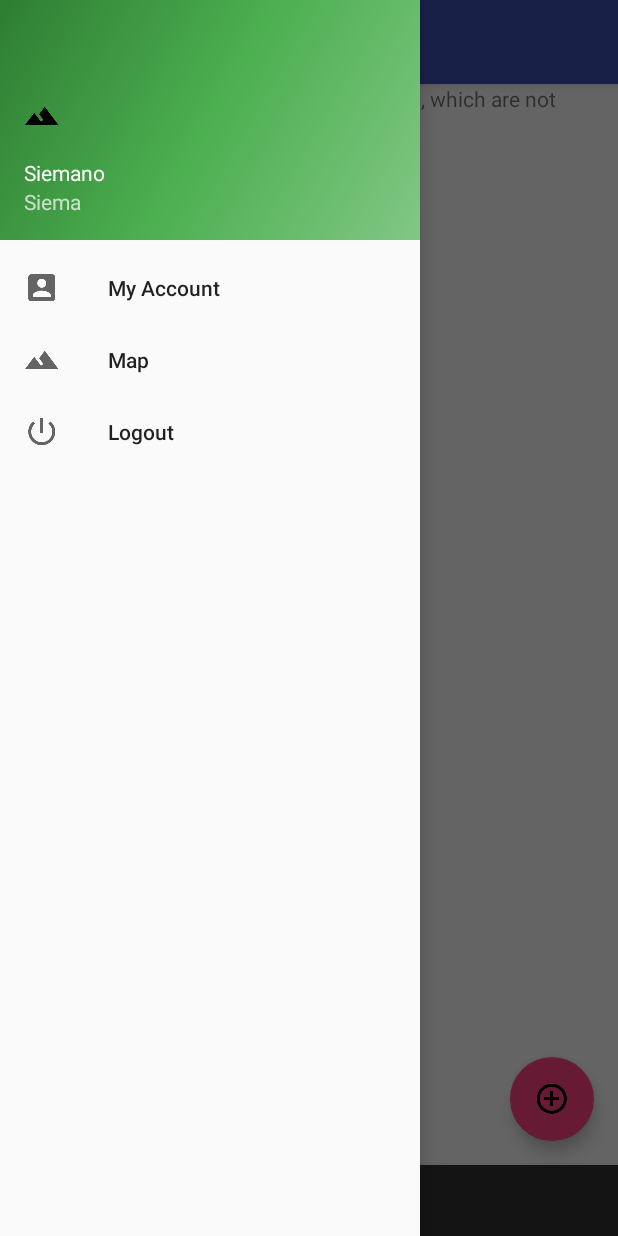
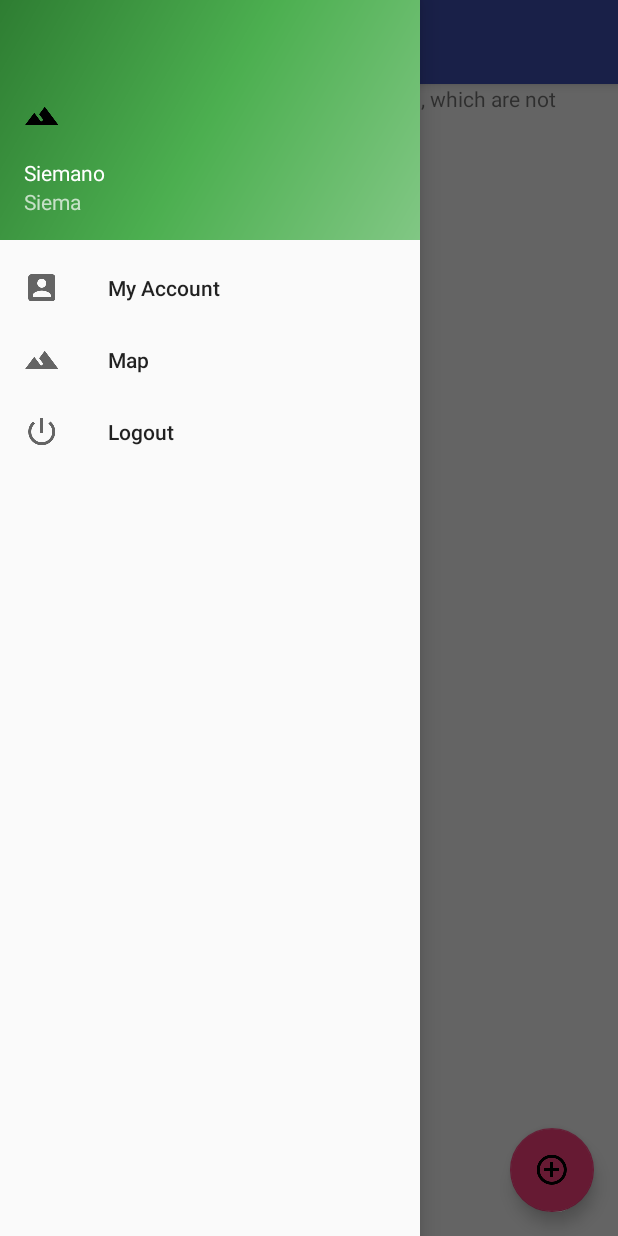
Before and after one commit to szymongor/Mapki, an Android app: the fragment GmapFragment placed in its activity, after a tap on "Open navigation drawer", on a phone screen of 412 x 824 dp. Run offline under Robolectric (Android 15) with nearby library versions, the phone set to English and light mode, and no system bars; 1 other tap on this screen came first.

Commit message:
Adding marker on current location

```diff
--- a/app/src/main/java/com/example/karolinaszymon/mapki/GmapFragment.java
+++ b/app/src/main/java/com/example/karolinaszymon/mapki/GmapFragment.java
@@ -1,17 +1,29 @@
 package com.example.karolinaszymon.mapki;
 
 import android.*;
+import android.annotation.TargetApi;
+import android.content.Context;
 import android.content.pm.PackageManager;
+import android.location.Location;
 import android.os.Build;
 import android.os.Bundle;
+import android.support.annotation.NonNull;
 import android.support.annotation.Nullable;
 import android.app.Fragment;
 import android.support.annotation.RequiresApi;
+import android.support.design.widget.FloatingActionButton;
+import android.support.design.widget.Snackbar;
 import android.support.v4.app.ActivityCompat;
+import android.util.Log;
 import android.view.LayoutInflater;
 import android.view.View;
 import android.view.ViewGroup;
 
+import com.google.android.gms.common.ConnectionResult;
+import com.google.android.gms.common.api.GoogleApiClient;
+import com.google.android.gms.location.LocationListener;
+import com.google.android.gms.location.LocationRequest;
+import com.google.android.gms.location.LocationServices;
 import com.google.android.gms.maps.CameraUpdateFactory;
 import com.google.android.gms.maps.GoogleMap;
 import com.google.android.gms.maps.MapFragment;
@@ -21,25 +33,63 @@ import com.google.android.gms.maps.model.MarkerOptions;
 
 import java.util.Map;
 
-public class GmapFragment extends Fragment implements OnMapReadyCallback{
+public class GmapFragment extends Fragment implements OnMapReadyCallback, GoogleApiClient.ConnectionCallbacks, GoogleApiClient.OnConnectionFailedListener, LocationListener {
 
     private GoogleMap mMap;
     private final static int PERMISSION_FINE_LOCATION = 101;
+    Double myLatitude = null;
+    Double myLongitude = null;
+    private GoogleApiClient googleApiClient;
+    private LocationRequest locationRequest;
+    protected static String TAG = "GmapFragment";
+
 
     @Nullable
     @Override
     public View onCreateView(LayoutInflater inflater, @Nullable ViewGroup container, @Nullable Bundle savedInstanceState) {
-        return inflater.inflate(R.layout.fragment_gmap,container,false);
+        return inflater.inflate(R.layout.fragment_gmap, container, false);
     }
 
+    @TargetApi(Build.VERSION_CODES.M)
     @RequiresApi(api = Build.VERSION_CODES.JELLY_BEAN_MR1)
     @Override
     public void onViewCreated(View view, @Nullable Bundle savedInstanceState) {
         super.onViewCreated(view, savedInstanceState);
-        MapFragment mapFragment = (MapFragment)getChildFragmentManager().findFragmentById(R.id.map);
+        MapFragment mapFragment = (MapFragment) getChildFragmentManager().findFragmentById(R.id.map);
 
         mapFragment.getMapAsync(this);
+        initClients();
+        initUI();
 
+
+    }
+
+    private void initUI() {
+        FloatingActionButton fab = (FloatingActionButton) getView().findViewById(R.id.fab);
+        fab.setOnClickListener(new View.OnClickListener() {
+            @Override
+            public void onClick(View view) {
+                LatLng sydney = new LatLng(myLatitude, myLongitude);
+                mMap.addMarker(new MarkerOptions().position(sydney).title("Jestem gotowy by jeść!"));
+                mMap.moveCamera(CameraUpdateFactory.newLatLng(sydney));
+                /*Snackbar.make(view, "Replace with your own action", Snackbar.LENGTH_LONG)
+                        .setAction("Action", null).show();*/
+            }
+        });
+    }
+
+    @RequiresApi(api = Build.VERSION_CODES.M)
+    private void initClients() {
+        googleApiClient = new GoogleApiClient.Builder(this.getContext())
+                .addApi(LocationServices.API)
+                .addConnectionCallbacks(this)
+                .addOnConnectionFailedListener(this)
+                .build();
+
+        locationRequest = new LocationRequest();
+        locationRequest.setInterval(15 * 1000);
+        locationRequest.setFastestInterval(5 * 1000);
+        locationRequest.setPriority(LocationRequest.PRIORITY_BALANCED_POWER_ACCURACY);
     }
 
     @RequiresApi(api = Build.VERSION_CODES.M)
@@ -47,10 +97,6 @@ public class GmapFragment extends Fragment implements OnMapReadyCallback{
     public void onMapReady(GoogleMap googleMap) {
         mMap = googleMap;
 
-        // Add a marker in Sydney and move the camera
-        LatLng sydney = new LatLng(-34, 151);
-        mMap.addMarker(new MarkerOptions().position(sydney).title("Marker in Sydney"));
-        mMap.moveCamera(CameraUpdateFactory.newLatLng(sydney));
         if (ActivityCompat.checkSelfPermission(getContext(), android.Manifest.permission.ACCESS_FINE_LOCATION) == PackageManager.PERMISSION_GRANTED) {
             mMap.setMyLocationEnabled(true);
         } else {
@@ -61,4 +107,62 @@ public class GmapFragment extends Fragment implements OnMapReadyCallback{
     }
 
 
+    @RequiresApi(api = Build.VERSION_CODES.M)
+    @Override
+    public void onConnected(@Nullable Bundle bundle) {
+        requestLocationUpdates();
+    }
+
+    @RequiresApi(api = Build.VERSION_CODES.M)
+    private void requestLocationUpdates() {
+        if (ActivityCompat.checkSelfPermission(this.getContext(), android.Manifest.permission.ACCESS_FINE_LOCATION) == PackageManager.PERMISSION_GRANTED ) {
+            LocationServices.FusedLocationApi.requestLocationUpdates(googleApiClient, locationRequest, this);
+        }
+
+    }
+
+    @Override
+    public void onConnectionSuspended(int i) {
+        Log.i(TAG,"Connectrion suspended");
+    }
+
+    @Override
+    public void onConnectionFailed(@NonNull ConnectionResult connectionResult) {
+        Log.i(TAG,"Connection Failed : ConnectionResult.getErrorCode() = " + connectionResult.getErrorCode());
+    }
+
+    @Override
+    public void onLocationChanged(Location location) {
+        myLatitude = location.getLatitude();
+        myLongitude = location.getLongitude();
+    }
+
+    @Override
+    public void onStart() {
+        super.onStart();
+        googleApiClient.connect();
+    }
+
+    @RequiresApi(api = Build.VERSION_CODES.M)
+    @Override
+    public void onPause() {
+        super.onPause();
+        if (ActivityCompat.checkSelfPermission(this.getContext(), android.Manifest.permission.ACCESS_FINE_LOCATION) == PackageManager.PERMISSION_GRANTED )
+        LocationServices.FusedLocationApi.removeLocationUpdates(googleApiClient,this);
+    }
+
+    @RequiresApi(api = Build.VERSION_CODES.M)
+    @Override
+    public void onResume() {
+        super.onResume();
+        if(googleApiClient.isConnected()){
+            requestLocationUpdates();
+        }
+    }
+
+    @Override
+    public void onStop() {
+        super.onStop();
+        googleApiClient.disconnect();
+    }
 }
--- a/app/src/main/java/com/example/karolinaszymon/mapki/Navigation.java
+++ b/app/src/main/java/com/example/karolinaszymon/mapki/Navigation.java
@@ -24,6 +24,7 @@ public class Navigation extends AppCompatActivity
         setContentView(R.layout.activity_navigation);
         Toolbar toolbar = (Toolbar) findViewById(R.id.toolbar);
         setSupportActionBar(toolbar);
+        /*
 
         FloatingActionButton fab = (FloatingActionButton) findViewById(R.id.fab);
         fab.setOnClickListener(new View.OnClickListener() {
@@ -33,6 +34,7 @@ public class Navigation extends AppCompatActivity
                         .setAction("Action", null).show();
             }
         });
+        */
 
         DrawerLayout drawer = (DrawerLayout) findViewById(R.id.drawer_layout);
         ActionBarDrawerToggle toggle = new ActionBarDrawerToggle(
@@ -84,7 +86,7 @@ public class Navigation extends AppCompatActivity
         int id = item.getItemId();
 
         if (id == R.id.nav_account) {
-
+           // fm.beginTransaction().replace(R.id.content_frame, new BlankFragment()).commit();
         } else if (id == R.id.nav_map) {
             fm.beginTransaction().replace(R.id.content_frame, new GmapFragment()).commit();
         } else if (id == R.id.nav_logout) {
--- a/app/src/main/res/layout/app_bar_navigation.xml
+++ b/app/src/main/res/layout/app_bar_navigation.xml
@@ -23,29 +23,7 @@
 
     <include layout="@layout/content_navigation" />
 
-    <android.support.design.widget.FloatingActionButton
-        android:id="@+id/fab1"
-        android:layout_width="wrap_content"
-        android:layout_height="wrap_content"
-        android:layout_gravity="bottom|start"
-        android:layout_margin="@dimen/fab_margin"
-        app:srcCompat="@mipmap/ic_control_point_black_24dp" />
 
-    <android.support.design.widget.FloatingActionButton
-        android:id="@+id/fab2"
-        android:layout_width="wrap_content"
-        android:layout_height="wrap_content"
-        android:layout_gravity="bottom"
-        android:layout_margin="@dimen/fab_margin"
-        app:srcCompat="@mipmap/ic_control_point_black_24dp" />
-
-    <android.support.design.widget.FloatingActionButton
-        android:id="@+id/fab"
-        android:layout_width="wrap_content"
-        android:layout_height="wrap_content"
-        android:layout_gravity="bottom|end"
-        android:layout_margin="@dimen/fab_margin"
-        app:srcCompat="@mipmap/ic_control_point_black_24dp" />
 
 
 
--- a/app/src/main/res/layout/fragment_gmap.xml
+++ b/app/src/main/res/layout/fragment_gmap.xml
@@ -2,6 +2,7 @@
     xmlns:tools="http://schemas.android.com/tools"
     android:layout_width="match_parent"
     android:layout_height="match_parent"
+    xmlns:app="http://schemas.android.com/apk/res-auto"
     tools:context="com.example.karolinaszymon.mapki.GmapFragment">
 
     <fragment
@@ -12,5 +13,13 @@
 
     </fragment>
 
+    <android.support.design.widget.FloatingActionButton
+        android:id="@+id/fab"
+        android:layout_width="wrap_content"
+        android:layout_height="wrap_content"
+        android:layout_gravity="bottom|end"
+        android:layout_margin="@dimen/fab_margin"
+        app:srcCompat="@mipmap/ic_control_point_black_24dp" />
+
 
 </FrameLayout>
```
